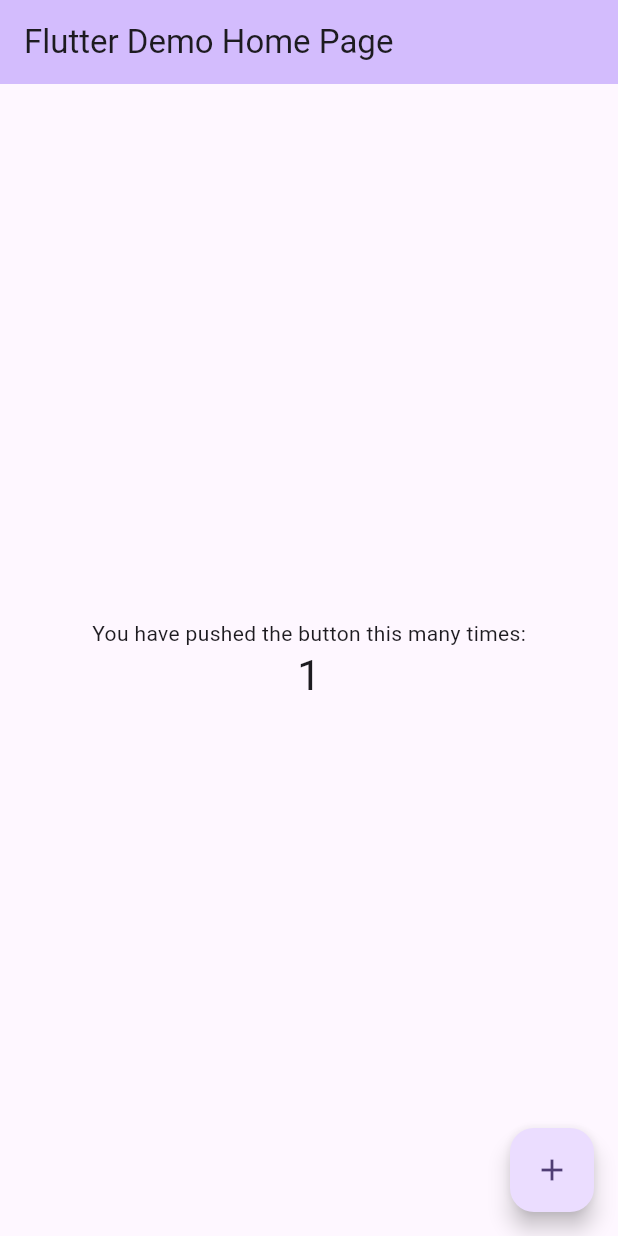
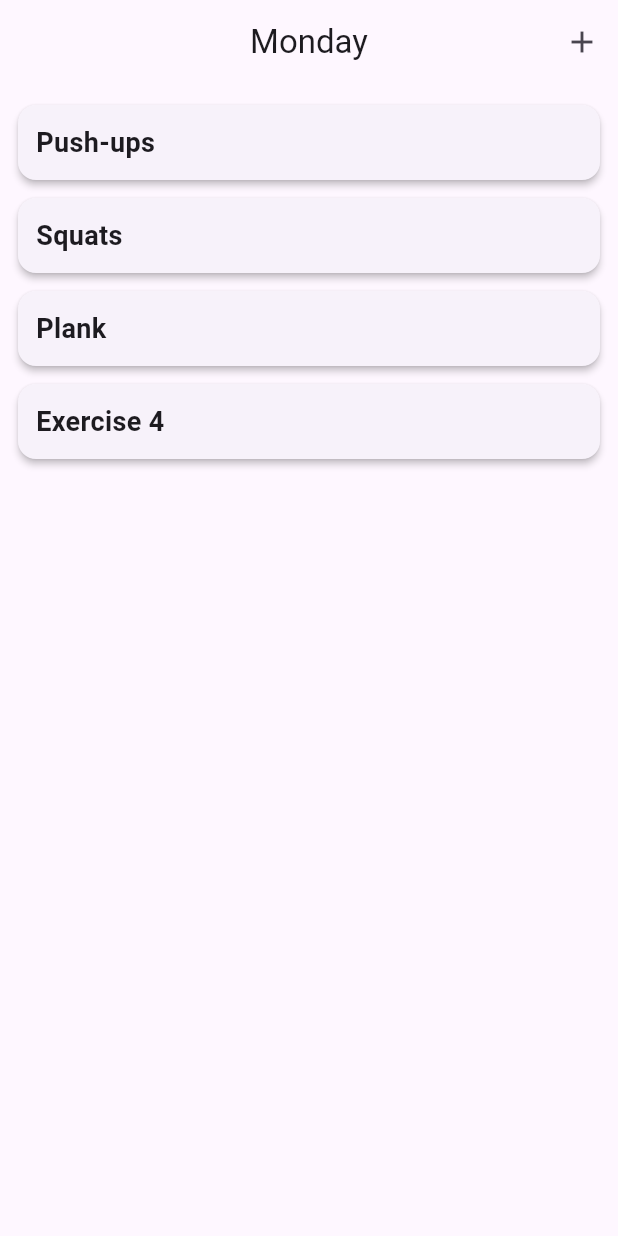
Before and after one commit to alejandrodwd/sixsevenproject, a Flutter app: the screen it shows after launch, after a tap on the "add" icon, on a phone screen of 412 x 824 dp. Run offline on Flutter 3.47's test engine with Material 3 defaults, Android fonts, the phone set to English and light mode, and no system bars.

Commit message:
screen + up and running

```diff
--- a/lib/models/exercise.dart
+++ b/lib/exercise.dart
@@ -1,15 +1,19 @@
-import 'pair.dart';
-
 class Exercise {
     String name;
     int weight;
     int reps;
     int sets;
-    String day;
+    Day? day;
     final List<Pair> log = [];
     DateTime? lastChange;  // cell will be continuously mapped w color based on days
 
     Exercise(this.name, this.weight, this.reps, this.sets, this.day);
+
+    void changeDay(Day newDay) {
+        day?.removeExercise(this);
+        day = newDay;
+        newDay.addExercise(this);
+    }
 
     void updateWeight(int newWeight) {
         weight = newWeight;
@@ -35,24 +39,34 @@ class Exercise {
     }
 }
 
+class Day {
+    String name;
+    final List<Exercise> exercises = [];
 
+    Day(this.name);
 
+    void addExercise(Exercise exercise) {
+        if (!exercises.contains(exercise)) {
+            exercises.add(exercise);
+            exercise.day = this; // update exercise’s day reference
+        }
+    }
 
-/*
-main points
-construct the graph from the available data points (date-weight)
-months / days on the x axis
-kg on the y axis
-easily scalable x and y axis, y from zero to max weight + 10
-x from 0 to date of last change
-y from 0 to max weight + 10
+    void removeExercise(Exercise exercise) {
+        if (exercises.remove(exercise)) {
+            exercise.day = null; // clear the exercise’s day reference
+        }
+    }
 
-class ItemList:
-    def __init__(self, items=None):
-        self.items = items or []
+    List<String> get exerciseNames => exercises.map((e) => e.name).toList();
+}
 
-    def add(self, item):
-        self.items.append(item)
+class Pair {
+  final DateTime first;
+  final int second;
 
-    def filter(self, attr_type, value=None):
-        return [item for item in self.items if item.has_attribute(attr_type, value)]
+  Pair(this.first, this.second);
+
+  @override
+  String toString() => '($first, $second)';
+}
--- /dev/null
+++ b/lib/graph_screen.dart
@@ -0,0 +1,8 @@
+/*
+main points
+construct the graph from the available data points (date-weight)
+months / days on the x axis
+kg on the y axis
+easily scalable x and y axis, y from zero to max weight + 10
+x from 0 to date of last change
+y from 0 to max weight + 10 */
--- /dev/null
+++ b/lib/ideas.txt
@@ -0,0 +1,9 @@
+at the top:
+search bar, that goes showing results live
+below that, all of the days in little selectable boxes to filter exercises
+in the top right, a little plus button to add an exercise and it opens a pop up to imput all the data
+click each thing to edit it, but i gotta make weight exciting to edit somehow. a little animation or something
+possibly related to the color of the cell which becomes increasingly red w time without weight change,
+so something that makes it tremendously satisfying to see the color fade away.
+
+long hold on exercise to remove it
--- /dev/null
+++ b/lib/list_screen.dart
@@ -0,0 +1,73 @@
+import 'package:flutter/material.dart';
+import 'exercise.dart';
+
+class ListScreen extends StatefulWidget {
+  const ListScreen({super.key});
+
+  @override
+  _ListScreenState createState() => _ListScreenState();
+}
+
+class _ListScreenState extends State<ListScreen> {
+  final Day day = Day("Monday");
+
+  @override
+  void initState() {
+    super.initState();
+    // add some initial exercises
+    day.addExercise(Exercise("Push-ups", 0, 10, 3, day));
+    day.addExercise(Exercise("Squats", 0, 15, 3, day));
+    day.addExercise(Exercise("Plank", 0, 1, 3, day));
+  }
+
+  void _addExercise() {
+    final newExercise =
+        Exercise("Exercise ${day.exercises.length + 1}", 0, 10, 3, day);
+    setState(() {
+      day.addExercise(newExercise);
+    });
+  }
+
+  void _removeExercise(int index) {
+    setState(() {
+      day.removeExercise(day.exercises[index]);
+    });
+  }
+
+  @override
+  Widget build(BuildContext context) {
+    return Scaffold(
+      appBar: AppBar(
+        title: Text(day.name),
+        centerTitle: true,
+        actions: [
+          IconButton(icon: const Icon(Icons.add), onPressed: _addExercise),
+        ],
+      ),
+      body: ListView.builder(
+        padding: const EdgeInsets.all(8),
+        itemCount: day.exercises.length,
+        itemBuilder: (context, index) {
+          final exercise = day.exercises[index];
+          return GestureDetector(
+            onTap: () => _removeExercise(index),
+            child: Card(
+              margin: const EdgeInsets.symmetric(vertical: 6, horizontal: 4),
+              elevation: 2,
+              shape: RoundedRectangleBorder(
+                  borderRadius: BorderRadius.circular(12)),
+              child: Padding(
+                padding: const EdgeInsets.all(12),
+                child: Text(
+                  exercise.name,
+                  style: const TextStyle(
+                      fontSize: 18, fontWeight: FontWeight.bold),
+                ),
+              ),
+            ),
+          );
+        },
+      ),
+    );
+  }
+}
--- a/lib/main.dart
+++ b/lib/main.dart
@@ -1,122 +1,20 @@
 import 'package:flutter/material.dart';
+import 'list_screen.dart';
 
-void main() {
-  runApp(const MyApp());
-}
+void main() => runApp(const MyApp());
 
 class MyApp extends StatelessWidget {
   const MyApp({super.key});
 
-  // This widget is the root of your application.
   @override
   Widget build(BuildContext context) {
     return MaterialApp(
-      title: 'Flutter Demo',
+      title: 'Demo App',
+      debugShowCheckedModeBanner: false, // removes the debug banner
       theme: ThemeData(
-        // This is the theme of your application.
-        //
-        // TRY THIS: Try running your application with "flutter run". You'll see
-        // the application has a purple toolbar. Then, without quitting the app,
-        // try changing the seedColor in the colorScheme below to Colors.green
-        // and then invoke "hot reload" (save your changes or press the "hot
-        // reload" button in a Flutter-supported IDE, or press "r" if you used
-        // the command line to start the app).
-        //
-        // Notice that the counter didn't reset back to zero; the application
-        // state is not lost during the reload. To reset the state, use hot
-        // restart instead.
-        //
-        // This works for code too, not just values: Most code changes can be
-        // tested with just a hot reload.
-        colorScheme: ColorScheme.fromSeed(seedColor: Colors.deepPurple),
+        primarySwatch: Colors.teal, // optional: sets app color
       ),
-      home: const MyHomePage(title: 'Flutter Demo Home Page'),
+      home: const ListScreen(), // <-- show your ListScreen
     );
   }
 }
-
-class MyHomePage extends StatefulWidget {
-  const MyHomePage({super.key, required this.title});
-
-  // This widget is the home page of your application. It is stateful, meaning
-  // that it has a State object (defined below) that contains fields that affect
-  // how it looks.
-
-  // This class is the configuration for the state. It holds the values (in this
-  // case the title) provided by the parent (in this case the App widget) and
-  // used by the build method of the State. Fields in a Widget subclass are
-  // always marked "final".
-
-  final String title;
-
-  @override
-  State<MyHomePage> createState() => _MyHomePageState();
-}
-
-class _MyHomePageState extends State<MyHomePage> {
-  int _counter = 0;
-
-  void _incrementCounter() {
-    setState(() {
-      // This call to setState tells the Flutter framework that something has
-      // changed in this State, which causes it to rerun the build method below
-      // so that the display can reflect the updated values. If we changed
-      // _counter without calling setState(), then the build method would not be
-      // called again, and so nothing would appear to happen.
-      _counter++;
-    });
-  }
-
-  @override
-  Widget build(BuildContext context) {
-    // This method is rerun every time setState is called, for instance as done
-    // by the _incrementCounter method above.
-    //
-    // The Flutter framework has been optimized to make rerunning build methods
-    // fast, so that you can just rebuild anything that needs updating rather
-    // than having to individually change instances of widgets.
-    return Scaffold(
-      appBar: AppBar(
-        // TRY THIS: Try changing the color here to a specific color (to
-        // Colors.amber, perhaps?) and trigger a hot reload to see the AppBar
-        // change color while the other colors stay the same.
-        backgroundColor: Theme.of(context).colorScheme.inversePrimary,
-        // Here we take the value from the MyHomePage object that was created by
-        // the App.build method, and use it to set our appbar title.
-        title: Text(widget.title),
-      ),
-      body: Center(
-        // Center is a layout widget. It takes a single child and positions it
-        // in the middle of the parent.
-        child: Column(
-          // Column is also a layout widget. It takes a list of children and
-          // arranges them vertically. By default, it sizes itself to fit its
-          // children horizontally, and tries to be as tall as its parent.
-          //
-          // Column has various properties to control how it sizes itself and
-          // how it positions its children. Here we use mainAxisAlignment to
-          // center the children vertically; the main axis here is the vertical
-          // axis because Columns are vertical (the cross axis would be
-          // horizontal).
-          //
-          // TRY THIS: Invoke "debug painting" (choose the "Toggle Debug Paint"
-          // action in the IDE, or press "p" in the console), to see the
-          // wireframe for each widget.
-          mainAxisAlignment: MainAxisAlignment.center,
-          children: <Widget>[
-            const Text('You have pushed the button this many times:'),
-            Text(
-              '$_counter',
-              style: Theme.of(context).textTheme.headlineMedium,
-            ),
-          ],
-        ),
-      ),
-      floatingActionButton: FloatingActionButton(
-        onPressed: _incrementCounter,
-        tooltip: 'Increment',
-        child: const Icon(Icons.add),
-      ), // This trailing comma makes auto-formatting nicer for build methods.
-    );
-  }
-}
--- a/lib/models/day.dart
+++ /dev/null
@@ -1,23 +0,0 @@
-import 'exercise.dart';
-
-class Day {
-    String name;
-    final List<Exercise> exercises = [];
-
-    Day(this.name);
-
-    void addExercise(Exercise exercise) {
-        if (!exercises.contains(exercise)) {
-            exercises.add(exercise);
-            exercise.day = this; // update exercise’s day reference
-        }
-    }
-
-    void removeExercise(Exercise exercise) {
-        if (exercises.remove(exercise)) {
-            exercise.day = null; // clear the exercise’s day reference
-        }
-    }
-
-    List<String> get exerciseNames => exercises.map((e) => e.name).toList();
-}
--- a/lib/models/pair.dart
+++ /dev/null
@@ -1,9 +0,0 @@
-class Pair {
-  final DateTime first;
-  final int second;
-
-  Pair(this.first, this.second);
-
-  @override
-  String toString() => '($first, $second)';
-}
```
